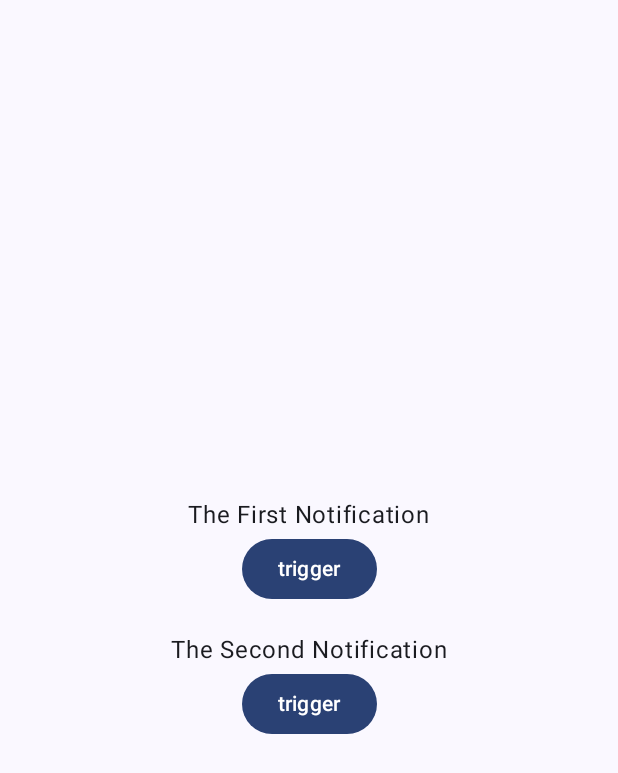
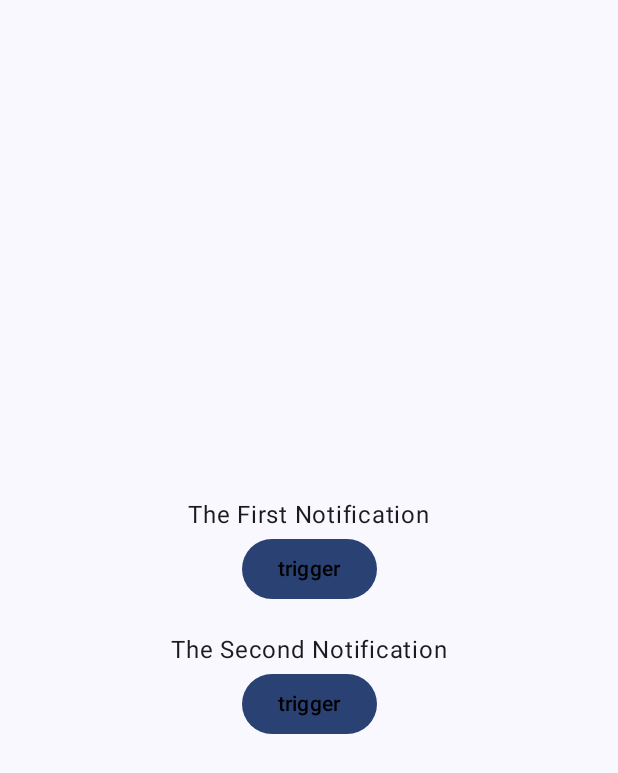
Before and after one commit to AhmedMohamedKhaledIbrahem/alarm, an Android app built with Jetpack Compose: the screen it shows after launch (MainActivity), on a phone screen of 412 x 824 dp. Shown: the top 773 px of the screen. Run offline under Robolectric (Android 15) with nearby library versions, the phone set to English and light mode, and no system bars; our stand-ins replace Dagger/Hilt's generated code.

```diff
--- a/app/build.gradle.kts
+++ b/app/build.gradle.kts
@@ -60,6 +60,7 @@ dependencies {
     androidTestImplementation(libs.androidx.ui.test.junit4)
     debugImplementation(libs.androidx.ui.tooling)
     debugImplementation(libs.androidx.ui.test.manifest)
+    implementation(libs.androidx.hilt.navigation.compose)
     implementation (libs.hilt.android)
     kapt (libs.hilt.compiler)
 }
--- a/app/src/main/AndroidManifest.xml
+++ b/app/src/main/AndroidManifest.xml
@@ -1,9 +1,9 @@
 <?xml version="1.0" encoding="utf-8"?>
 <manifest xmlns:android="http://schemas.android.com/apk/res/android"
     xmlns:tools="http://schemas.android.com/tools">
-
     <uses-permission android:name="android.permission.POST_NOTIFICATIONS" />
     <uses-permission android:name="android.permission.USE_EXACT_ALARM" />
+    <uses-permission android:name="com.android.alarm.permission.SET_ALARM"/>
     <application
         android:allowBackup="true"
         android:name=".App"
@@ -26,7 +26,7 @@
             </intent-filter>
         </activity>
         <receiver
-            android:name=".AlarmReceiver"
+            android:name=".alarm.AlarmReceiver"
             android:enabled="true"
             android:exported="false" />
     </application>
--- a/app/src/main/java/com/example/alarm/Constants.kt
+++ /dev/null
@@ -1,3 +0,0 @@
-package com.example.alarm
-
- const val NotificationData :String = "NotificationEntity"
--- /dev/null
+++ b/app/src/main/java/com/example/alarm/IPreferenceManager.kt
@@ -0,0 +1,9 @@
+package com.example.alarm
+
+interface IPreferenceManager {
+    fun isAlarmEnabled():Boolean
+    fun setAlarmEnabled(isEnabled: Boolean)
+    fun isDialogShown():Boolean
+    fun setDialogShown(isShown: Boolean)
+
+}
--- a/app/src/main/java/com/example/alarm/MainActivity.kt
+++ b/app/src/main/java/com/example/alarm/MainActivity.kt
@@ -1,9 +1,11 @@
 package com.example.alarm
 
 import android.Manifest
+import android.content.Intent
 import android.content.pm.PackageManager
 import android.os.Build
 import android.os.Bundle
+import android.provider.AlarmClock
 import android.widget.Toast
 import androidx.activity.ComponentActivity
 import androidx.activity.compose.setContent
@@ -15,22 +17,35 @@ import androidx.compose.foundation.layout.Spacer
 import androidx.compose.foundation.layout.fillMaxSize
 import androidx.compose.foundation.layout.height
 import androidx.compose.foundation.layout.padding
+import androidx.compose.material3.AlertDialog
 import androidx.compose.material3.Button
 import androidx.compose.material3.Scaffold
 import androidx.compose.material3.Text
 import androidx.compose.runtime.Composable
+import androidx.compose.runtime.collectAsState
+import androidx.compose.runtime.getValue
 import androidx.compose.ui.Alignment
 import androidx.compose.ui.Modifier
+import androidx.compose.ui.graphics.Color
+import androidx.compose.ui.res.stringResource
+import androidx.compose.ui.text.style.TextAlign
 import androidx.compose.ui.unit.dp
 import androidx.core.content.ContextCompat
+import androidx.hilt.navigation.compose.hiltViewModel
+import com.example.alarm.alarm.IAlarmManager
+import com.example.alarm.notification.NotificationEntity
 import com.example.alarm.ui.theme.AlarmTheme
 import dagger.hilt.android.AndroidEntryPoint
 import javax.inject.Inject
 
 @AndroidEntryPoint
 class MainActivity : ComponentActivity() {
+    private val versionCode = Build.VERSION.SDK_INT
+
     @Inject
     lateinit var alarmManager: IAlarmManager
+
+
     override fun onCreate(savedInstanceState: Bundle?) {
         super.onCreate(savedInstanceState)
         enableEdgeToEdge()
@@ -38,17 +53,20 @@ class MainActivity : ComponentActivity() {
         val notificationEntity = NotificationEntity(
             id = 1001,
             title = "First Notification",
-            message = "is worked",
+            message = "First Notification is worked",
             timeStamp = 5L
         )
         val notificationEntity2 = NotificationEntity(
             id = 1002,
             title = "Second Notification",
-            message = "is worked ",
+            message = "Second Notification is worked ",
             timeStamp = 8L
         )
+
+
         setContent {
             AlarmTheme {
+                val preferenceManagerViewModel = hiltViewModel<PreferenceManagerViewModel>()
                 Scaffold { paddingValues ->
                     Column(
                         modifier = Modifier
@@ -57,9 +75,22 @@ class MainActivity : ComponentActivity() {
                         verticalArrangement = Arrangement.Center,
                         horizontalAlignment = Alignment.CenterHorizontally
                     ) {
-                        ScheduleAlarm(notificationEntity, "The First Notification")
+                        if (versionCode < Build.VERSION_CODES.S) {
+                            ShowAlarmDialog(preferenceManagerViewModel)
+                        }
+                        ScheduleAlarm(
+                            notificationEntity,
+                            "The First Notification",
+                            Pair(13, 29),
+                            preferenceManagerViewModel
+                        )
                         Spacer(modifier = Modifier.height(18.dp))
-                        ScheduleAlarm(notificationEntity2, "The Second Notification")
+                        ScheduleAlarm(
+                            notificationEntity2,
+                            "The Second Notification",
+                            Pair(13, 29),
+                            preferenceManagerViewModel
+                        )
                     }
                 }
             }
@@ -67,14 +98,33 @@ class MainActivity : ComponentActivity() {
     }
 
     @Composable
-    private fun ScheduleAlarm(notificationEntity: NotificationEntity, text: String) {
+    private fun ScheduleAlarm(
+        notificationEntity: NotificationEntity,
+        text: String,
+        time: Pair<Int, Int>,
+        preferenceManagerViewModel: PreferenceManagerViewModel
+    ) {
+        val enabledButton by preferenceManagerViewModel.isAlarmEnabled.collectAsState()
         Text(text)
         Button(
             onClick = {
-                alarmManager.scheduleAlarm(notificationEntity)
-            }
+                when (versionCode) {
+                    Build.VERSION_CODES.Q, Build.VERSION_CODES.R -> {
+                        alarm(time.first, time.second, notificationEntity.message)
+                    }
+
+                    else -> {
+                        alarmManager.scheduleAlarm(notificationEntity)
+                    }
+                }
+
+            },
+            enabled = enabledButton
         ) {
-            Text("trigger")
+            Text(
+                "trigger",
+                color = Color.Black
+            )
         }
     }
 
@@ -99,5 +149,63 @@ class MainActivity : ComponentActivity() {
             }
         }
 
+    fun alarm(hour: Int, minute: Int, message: String) {
+        val intent = Intent(AlarmClock.ACTION_SET_ALARM).apply {
+            putExtra(AlarmClock.EXTRA_HOUR, hour)
+            putExtra(AlarmClock.EXTRA_MINUTES, minute)
+            putExtra(AlarmClock.EXTRA_MESSAGE, message)
+            putExtra(AlarmClock.EXTRA_SKIP_UI, true)
+        }
+        startActivity(intent)
+    }
 
+
+    @Composable
+    fun ShowAlarmDialog(preferenceManagerViewModel: PreferenceManagerViewModel) {
+        val showDialog by preferenceManagerViewModel.isDialogShown.collectAsState()
+
+        if (showDialog) {
+            AlarmClockDialog(
+                onDismiss = {
+                    preferenceManagerViewModel.setDialogShown(false)
+                    preferenceManagerViewModel.setAlarmEnabled(false)
+                },
+                onConfirm = {
+                    preferenceManagerViewModel.setAlarmEnabled(true)
+                    preferenceManagerViewModel.setDialogShown(false)
+                }
+            )
+        }
+    }
+
+    @Composable
+    private fun AlarmClockDialog(
+        onDismiss: () -> Unit,
+        onConfirm: () -> Unit
+    ) {
+        AlertDialog(
+            onDismissRequest = {
+                onDismiss()
+            },
+            title = { Text(stringResource(R.string.Enable_Reminder_Feature)) },
+            text = {
+                Column(verticalArrangement = Arrangement.spacedBy(8.dp)) {
+                    Text(
+                        text = stringResource(R.string.dialog_message),
+                        textAlign = TextAlign.Start
+                    )
+                }
+            },
+            confirmButton = {
+                Button(onClick = onConfirm) {
+                    Text(stringResource(R.string.Enable_Reminder))
+                }
+            },
+            dismissButton = {
+                Button(onClick = onDismiss) {
+                    Text(stringResource(R.string.cancel))
+                }
+            }
+        )
+    }
 }
--- /dev/null
+++ b/app/src/main/java/com/example/alarm/PreferenceManager.kt
@@ -0,0 +1,27 @@
+package com.example.alarm
+
+import android.content.SharedPreferences
+import com.example.alarm.constant.AlarmEnabled
+import com.example.alarm.constant.ShowDialog
+import javax.inject.Inject
+
+class PreferenceManager @Inject constructor(
+    private val sharedPreferences: SharedPreferences
+) : IPreferenceManager {
+    override fun isAlarmEnabled(): Boolean {
+        return sharedPreferences.getBoolean(AlarmEnabled, true)
+    }
+
+    override fun setAlarmEnabled(isEnabled: Boolean) {
+        sharedPreferences.edit().putBoolean(AlarmEnabled, isEnabled).apply()
+    }
+
+    override fun isDialogShown(): Boolean {
+        return sharedPreferences.getBoolean(ShowDialog, true)
+    }
+
+    override fun setDialogShown(isShown: Boolean) {
+        sharedPreferences.edit().putBoolean(ShowDialog, isShown).apply()
+    }
+
+}
--- /dev/null
+++ b/app/src/main/java/com/example/alarm/PreferenceManagerViewModel.kt
@@ -0,0 +1,31 @@
+package com.example.alarm
+
+import androidx.lifecycle.ViewModel
+import dagger.hilt.android.lifecycle.HiltViewModel
+import kotlinx.coroutines.flow.MutableStateFlow
+import kotlinx.coroutines.flow.StateFlow
+import kotlinx.coroutines.flow.asStateFlow
+import javax.inject.Inject
+
+@HiltViewModel
+class PreferenceManagerViewModel @Inject constructor(
+    private val preferenceManager: IPreferenceManager
+) : ViewModel() {
+    private val _isAlarmEnabled = MutableStateFlow(preferenceManager.isAlarmEnabled())
+    val isAlarmEnabled: StateFlow<Boolean> get() = _isAlarmEnabled.asStateFlow()
+
+    private val _isDialogShown = MutableStateFlow(preferenceManager.isDialogShown())
+    val isDialogShown: StateFlow<Boolean> get() = _isDialogShown.asStateFlow()
+
+    fun setAlarmEnabled(isEnabled: Boolean) {
+        preferenceManager.setAlarmEnabled(isEnabled)
+        _isAlarmEnabled.value = isEnabled
+    }
+
+    fun setDialogShown(isShown: Boolean) {
+        preferenceManager.setDialogShown(isShown)
+        _isDialogShown.value = isShown
+    }
+
+
+}
--- a/app/src/main/java/com/example/alarm/AlarmManager.kt
+++ b/app/src/main/java/com/example/alarm/alarm/AlarmManager.kt
@@ -1,9 +1,11 @@
-package com.example.alarm
+package com.example.alarm.alarm
 
 import android.app.AlarmManager
 import android.app.PendingIntent
 import android.content.Context
 import android.content.Intent
+import com.example.alarm.constant.NotificationData
+import com.example.alarm.notification.NotificationEntity
 import dagger.hilt.android.qualifiers.ApplicationContext
 import javax.inject.Inject
 
--- a/app/src/main/java/com/example/alarm/IAlarmManager.kt
+++ b/app/src/main/java/com/example/alarm/alarm/IAlarmManager.kt
@@ -1,4 +1,6 @@
-package com.example.alarm
+package com.example.alarm.alarm
+
+import com.example.alarm.notification.NotificationEntity
 
 interface IAlarmManager {
     fun scheduleAlarm(notificationEntity: NotificationEntity)
--- /dev/null
+++ b/app/src/main/java/com/example/alarm/constant/Constants.kt
@@ -0,0 +1,5 @@
+package com.example.alarm.constant
+
+ const val NotificationData :String = "NotificationEntity"
+ const val AlarmEnabled :String = "AlarmEnabled"
+ const val ShowDialog :String = "ShowDialog"
--- a/app/src/main/java/com/example/alarm/Module.kt
+++ b/app/src/main/java/com/example/alarm/module/Module.kt
@@ -1,7 +1,14 @@
-package com.example.alarm
+package com.example.alarm.module
 
 import android.app.Application
 import android.content.Context
+import android.content.SharedPreferences
+import com.example.alarm.IPreferenceManager
+import com.example.alarm.PreferenceManager
+import com.example.alarm.alarm.AlarmManager
+import com.example.alarm.alarm.IAlarmManager
+import com.example.alarm.notification.INotification
+import com.example.alarm.notification.Notification
 import dagger.Module
 import dagger.Provides
 import dagger.hilt.InstallIn
@@ -29,4 +36,19 @@ object Module {
     fun provideAlarm(@ApplicationContext context: Context): IAlarmManager {
         return AlarmManager(context)
     }
+
+    @Provides
+    @Singleton
+    fun provideSharedPreferences(@ApplicationContext context: Context): SharedPreferences {
+        return context.getSharedPreferences("alarm_prefs", Context.MODE_PRIVATE)
+
+    }
+
+    @Provides
+    @Singleton
+    fun providePreferenceManager(sharedPreferences: SharedPreferences): IPreferenceManager {
+        return PreferenceManager(sharedPreferences)
+
+    }
+
 }
--- a/app/src/main/java/com/example/alarm/INotification.kt
+++ b/app/src/main/java/com/example/alarm/notification/INotification.kt
@@ -1,4 +1,4 @@
-package com.example.alarm
+package com.example.alarm.notification
 
 interface INotification {
     fun showNotification(notificationEntity: NotificationEntity)
--- a/app/src/main/java/com/example/alarm/Notification.kt
+++ b/app/src/main/java/com/example/alarm/notification/Notification.kt
@@ -1,9 +1,10 @@
-package com.example.alarm
+package com.example.alarm.notification
 
 import android.app.NotificationChannel
 import android.app.NotificationManager
 import android.content.Context
 import androidx.core.app.NotificationCompat
+import com.example.alarm.R
 import dagger.hilt.android.qualifiers.ApplicationContext
 import javax.inject.Inject
 
--- a/app/src/main/java/com/example/alarm/NotificationEntity.kt
+++ b/app/src/main/java/com/example/alarm/notification/NotificationEntity.kt
@@ -1,4 +1,4 @@
-package com.example.alarm
+package com.example.alarm.notification
 
 import android.os.Parcelable
 import kotlinx.parcelize.Parcelize
--- a/app/src/main/res/values/strings.xml
+++ b/app/src/main/res/values/strings.xml
@@ -1,3 +1,7 @@
 <resources>
     <string name="app_name">Alarm</string>
+    <string name="dialog_message">To ensure you never miss an important reminder,\nthis feature uses your device\'s alarm clock.\nOn Android 10 and 11, alarms require your permission to function properly.</string>
+    <string name="Enable_Reminder">Enable</string>
+    <string name="cancel">cancel</string>
+    <string name="Enable_Reminder_Feature">Enable Reminder Feature</string>
 </resources>
--- a/gradle/libs.versions.toml
+++ b/gradle/libs.versions.toml
@@ -1,6 +1,7 @@
 [versions]
 agp = "8.7.1"
 hiltAndroid = "2.52"
+hiltNavigationCompose = "1.2.0"
 kotlin = "2.0.0"
 coreKtx = "1.15.0"
 junit = "4.13.2"
@@ -12,6 +13,7 @@ composeBom = "2024.04.01"
 
 [libraries]
 androidx-core-ktx = { group = "androidx.core", name = "core-ktx", version.ref = "coreKtx" }
+androidx-hilt-navigation-compose = { module = "androidx.hilt:hilt-navigation-compose", version.ref = "hiltNavigationCompose" }
 hilt-android = { module = "com.google.dagger:hilt-android", version.ref = "hiltAndroid" }
 hilt-compiler = { module = "com.google.dagger:hilt-compiler", version.ref = "hiltAndroid" }
 junit = { group = "junit", name = "junit", version.ref = "junit" }
```
Also changed, not shown: app/src/main/java/com/example/alarm/alarm/AlarmReceiver.kt (renamed from app/src/main/java/com/example/alarm/AlarmReceiver.kt, +5 -2 lines).
